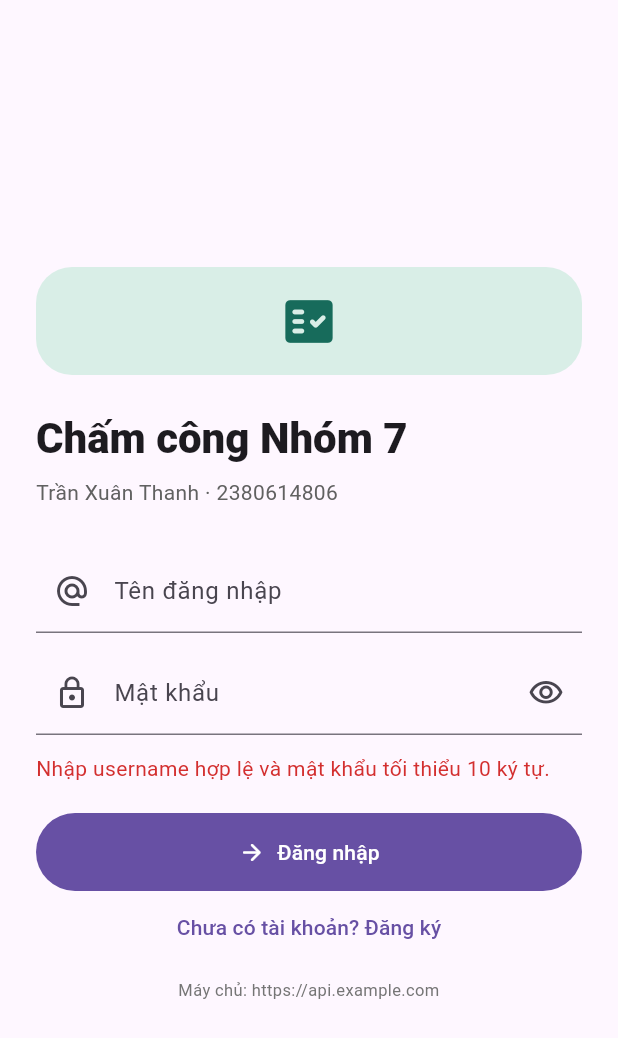
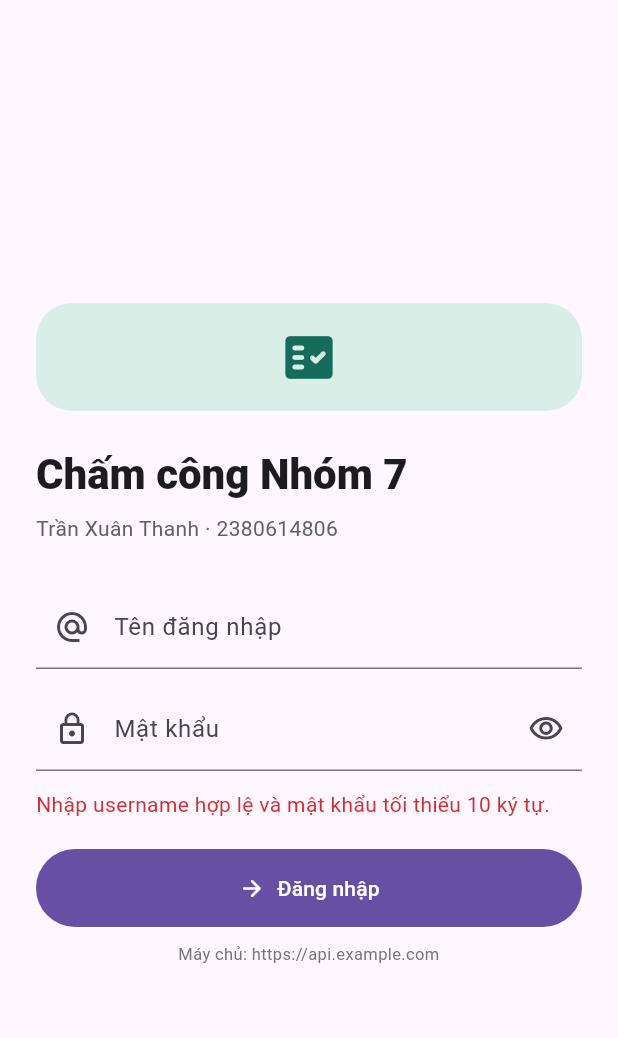
Before and after one commit to zbin123x-debug/tranxuanthanh-n7-flutter, a Flutter app: the AuthScreen screen opened directly, after a tap on "Đăng nhập", on a phone screen of 412 x 824 dp. Shown: the top 1038 px of the screen. Run offline on Flutter 3.47's test engine with Material 3 defaults, Android fonts, the light colour scheme and no system bars; our stand-ins replace flutter_secure_storage, geolocator, qr_flutter, sensors_plus; missing offline and left inert: mobile_scanner; accounts and stored records are empty.

Commit message:
Remove Flutter self-registration screen

```diff
--- a/lib/main.dart
+++ b/lib/main.dart
@@ -237,21 +237,15 @@ class AuthScreen extends StatefulWidget {
 }
 
 class _AuthScreenState extends State<AuthScreen> {
-  bool register = false, busy = false, otpStage = false, obscure = true;
-  final full = TextEditingController(),
-      username = TextEditingController(),
-      email = TextEditingController(),
+  bool busy = false, otpStage = false, obscure = true;
+  final username = TextEditingController(),
       password = TextEditingController(),
-      confirm = TextEditingController(),
       otp = TextEditingController();
   String message = '';
   @override
   void dispose() {
-    full.dispose();
     username.dispose();
-    email.dispose();
     password.dispose();
-    confirm.dispose();
     otp.dispose();
     super.dispose();
   }
@@ -294,13 +288,6 @@ class _AuthScreenState extends State<AuthScreen> {
       setState(
         () => message = 'Nhập username hợp lệ và mật khẩu tối thiểu 10 ký tự.',
       );
-      return;
-    }
-    if (register &&
-        (full.text.trim().isEmpty ||
-            !email.text.contains('@') ||
-            password.text != confirm.text)) {
-      setState(() => message = 'Kiểm tra họ tên, email và mật khẩu xác nhận.');
       return;
     }
     setState(() {
@@ -322,19 +309,6 @@ class _AuthScreenState extends State<AuthScreen> {
             MaterialPageRoute(builder: (_) => const HomeScreen()),
           );
         }
-      } else if (register) {
-        final result = await Api.post('/api/auth/register', {
-          'fullName': full.text.trim(),
-          'username': username.text.trim(),
-          'email': email.text.trim(),
-          'password': password.text,
-          'confirmPassword': confirm.text,
-        });
-        setState(() {
-          otpStage = true;
-          message =
-              result['message'] ?? 'Mã OTP đã gửi đến email cá nhân của bạn.';
-        });
       } else {
         final result = await Api.post('/api/auth/login', {
           'username': username.text.trim(),
@@ -380,8 +354,6 @@ class _AuthScreenState extends State<AuthScreen> {
                 Text(
                   otpStage
                       ? 'Xác minh email'
-                      : register
-                      ? 'Tạo tài khoản'
                       : 'Chấm công Nhóm 7',
                   style: Theme.of(context).textTheme.headlineMedium
                       ?.copyWith(fontWeight: FontWeight.w800),
@@ -394,16 +366,6 @@ class _AuthScreenState extends State<AuthScreen> {
                   style: TextStyle(color: Colors.grey.shade700),
                 ),
                 const SizedBox(height: 28),
-                if (register) ...[
-                  TextField(
-                    controller: full,
-                    decoration: const InputDecoration(
-                      labelText: 'Họ và tên',
-                      prefixIcon: Icon(Icons.person_outline),
-                    ),
-                  ),
-                  const SizedBox(height: 12),
-                ],
                 if (!otpStage)
                   TextField(
                     controller: username,
@@ -412,17 +374,6 @@ class _AuthScreenState extends State<AuthScreen> {
                       prefixIcon: Icon(Icons.alternate_email),
                     ),
                   ),
-                if (register) ...[
-                  const SizedBox(height: 12),
-                  TextField(
-                    controller: email,
-                    keyboardType: TextInputType.emailAddress,
-                    decoration: const InputDecoration(
-                      labelText: 'Email',
-                      prefixIcon: Icon(Icons.mail_outline),
-                    ),
-                  ),
-                ],
                 if (!otpStage) ...[
                   const SizedBox(height: 12),
                   TextField(
@@ -441,17 +392,6 @@ class _AuthScreenState extends State<AuthScreen> {
                       ),
                     ),
                   ),
-                  if (register) ...[
-                    const SizedBox(height: 12),
-                    TextField(
-                      controller: confirm,
-                      obscureText: true,
-                      decoration: const InputDecoration(
-                        labelText: 'Xác nhận mật khẩu',
-                        prefixIcon: Icon(Icons.lock_reset),
-                      ),
-                    ),
-                  ],
                 ] else
                   TextField(
                     controller: otp,
@@ -486,34 +426,29 @@ class _AuthScreenState extends State<AuthScreen> {
                   label: Text(
                     otpStage
                         ? 'Xác minh và đăng nhập'
-                        : register
-                        ? 'Đăng ký'
                         : 'Đăng nhập',
                   ),
                   style: FilledButton.styleFrom(
                     padding: const EdgeInsets.symmetric(vertical: 16),
                   ),
                 ),
-                if (otpStage)
+                if (otpStage) ...[
                   TextButton.icon(
                     onPressed: busy ? null : resendOtp,
                     icon: const Icon(Icons.refresh),
                     label: const Text('Gửi lại mã OTP'),
-                  )
-                else
+                  ),
                   TextButton(
                     onPressed: busy
                         ? null
                         : () => setState(() {
-                            register = !register;
+                            otpStage = false;
+                            otp.clear();
                             message = '';
                           }),
-                    child: Text(
-                      register
-                          ? 'Đã có tài khoản? Đăng nhập'
-                          : 'Chưa có tài khoản? Đăng ký',
-                    ),
-                  ),
+                    child: const Text('Quay lại đăng nhập'),
+                  ),
+                ],
                 const SizedBox(height: 10),
                 Text(
                   'Máy chủ: $apiUrl',
```
